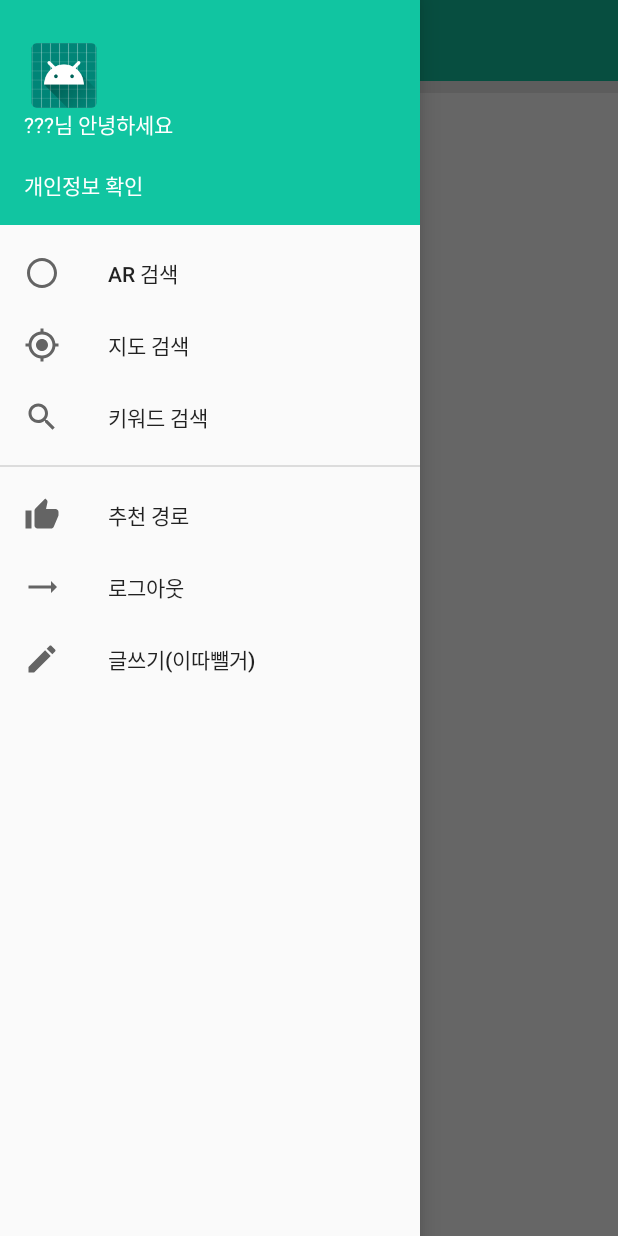
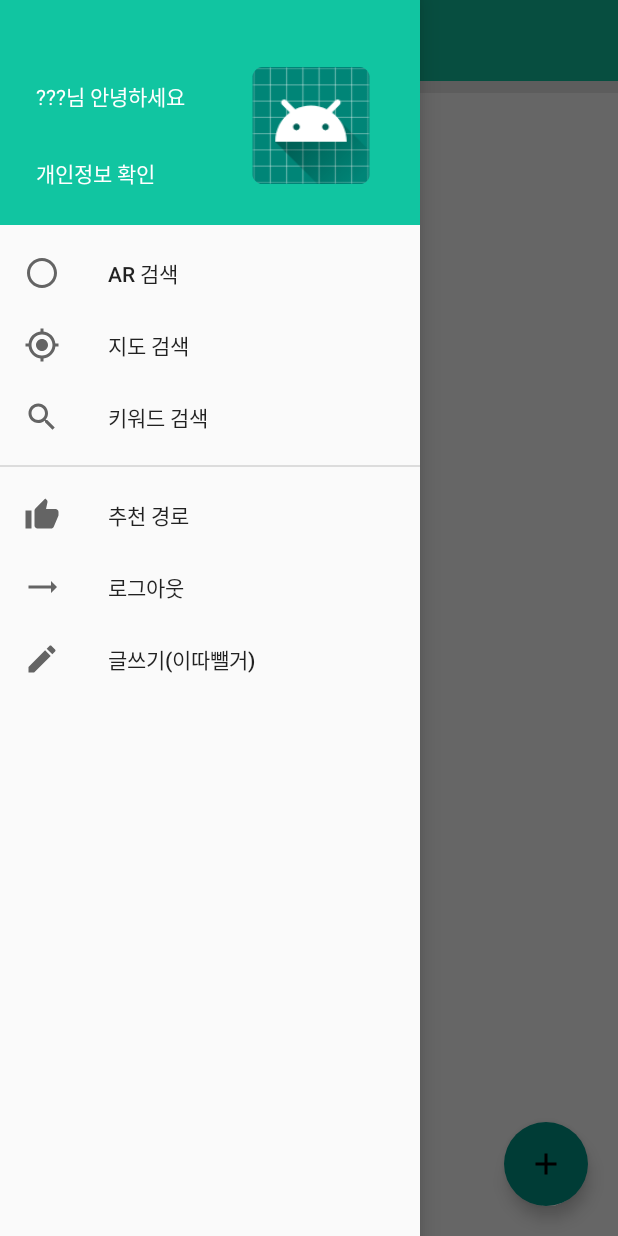
Before and after one commit to kkw01234/ARea, an Android app: the HomeActivity screen opened directly, with no data from a screen before it, with the side drawer open, on a phone screen of 412 x 824 dp. Run offline under Robolectric (Android 15) with nearby library versions, the phone set to English and light mode, and no system bars.

Commit message:
0.2.2
1. 네비게이션 바 프로필 사진부분 오른쪽으로 이동
2. 홈화면 아래에 AR과 지도 검색할 수 있는 버튼 생성

```diff
--- a/Android/app/src/main/java/kr/co/area/hashtag/Main/HomeActivity.java
+++ b/Android/app/src/main/java/kr/co/area/hashtag/Main/HomeActivity.java
@@ -28,18 +28,26 @@ import kr.co.area.hashtag.Write.WriteActivity;
 import kr.co.area.hashtag.ar.ARActivity;
 import kr.co.area.hashtag.asyncTask.LogoutTask;
 
+import android.view.animation.Animation;
+import android.view.animation.AnimationUtils;
+import android.support.design.widget.FloatingActionButton;
+import android.widget.Toast;
+
 public class HomeActivity extends AppCompatActivity
-        implements NavigationView.OnNavigationItemSelectedListener {
+        implements NavigationView.OnNavigationItemSelectedListener, View.OnClickListener {
     private Activity activity;
     private Toolbar toolbar;
     private DrawerLayout drawer;
     private NavigationView navigationView;
     private View headerView;
-    private TextView userHi,userEmail;
+    private TextView userHi, userEmail;
     private TextView goMyPage;
     private ImageView profile;
     private final long FINISH_INTERVAL_TIME = 2000;
     private long backPressedTime = 0;
+    private Animation fab_open, fab_close;
+    private Boolean isFabOpen = false;
+    private FloatingActionButton fab, map_button, AR_button;
 
     @Override
     protected void onCreate(Bundle savedInstanceState) {
@@ -58,17 +66,17 @@ public class HomeActivity extends AppCompatActivity
         toggle.syncState();
         navigationView.setNavigationItemSelectedListener(this);
         SharedPreferences user = getSharedPreferences("userInfo", Activity.MODE_PRIVATE);
-        SharedPreferences pref1 = getSharedPreferences("image",MODE_PRIVATE);
-        String image = pref1.getString("imagestrings","");
+        SharedPreferences pref1 = getSharedPreferences("image", MODE_PRIVATE);
+        String image = pref1.getString("imagestrings", "");
         Bitmap bitmap = StringToBitMap(image);
 
         headerView = navigationView.getHeaderView(0);
         userHi = headerView.findViewById(R.id.userHi);
         userEmail = headerView.findViewById(R.id.useremail);
         userHi.setText(user.getString("userName", "???") + "님 안녕하세요");
-        userEmail.setText(user.getString("userEmail",""));
+        userEmail.setText(user.getString("userEmail", ""));
 
-        if(!(image.equals(""))) {
+        if (!(image.equals(""))) {
             profile = headerView.findViewById(R.id.profilView);
             profile.setImageBitmap(bitmap);
         }
@@ -77,6 +85,18 @@ public class HomeActivity extends AppCompatActivity
             startActivity(new Intent(HomeActivity.this, Mypage.class));
             finish();
         });
+
+
+        fab_open = AnimationUtils.loadAnimation(getApplicationContext(), R.anim.fab_open);
+        fab_close = AnimationUtils.loadAnimation(getApplicationContext(), R.anim.fab_close);
+
+        fab = (FloatingActionButton)findViewById(R.id.fab);
+        map_button = (FloatingActionButton)findViewById(R.id.map_Button);
+        AR_button = (FloatingActionButton)findViewById(R.id.AR_Button);
+
+        fab.setOnClickListener(this);
+        map_button.setOnClickListener(this);
+        AR_button.setOnClickListener(this);
     }
 
     @Override
@@ -90,8 +110,7 @@ public class HomeActivity extends AppCompatActivity
             if (0 <= intervalTime && FINISH_INTERVAL_TIME >= intervalTime) {
                 logout();
                 finishAndRemoveTask();
-            }
-            else {
+            } else {
                 backPressedTime = tempTime;
             }
         }
@@ -147,4 +166,42 @@ public class HomeActivity extends AppCompatActivity
             e.printStackTrace();
         }
     }
+
+    @Override
+    public void onClick(View v) {
+        int id = v.getId();
+        switch (id) {
+            case R.id.fab:
+                anim();
+                //Toast.makeText(this, "Floating Action Button", Toast.LENGTH_SHORT).show();
+                break;
+            case R.id.map_Button:
+                anim();
+                startActivity(new Intent(this, GoogleMapsActivity.class));
+                finish();
+                break;
+            case R.id.AR_Button:
+                anim();
+                startActivity(new Intent(this, ARActivity.class));
+                finish();
+                break;
+        }
+    }
+    public void anim() {
+
+        if (isFabOpen) {
+            map_button.startAnimation(fab_close);
+            AR_button.startAnimation(fab_close);
+            map_button.setClickable(false);
+            AR_button.setClickable(false);
+            isFabOpen = false;
+        }
+        else {
+            map_button.startAnimation(fab_open);
+            AR_button.startAnimation(fab_open);
+            map_button.setClickable(true);
+            AR_button.setClickable(true);
+            isFabOpen = true;
+        }
+    }
 }
--- /dev/null
+++ b/Android/app/src/main/res/anim/fab_open.xml
@@ -0,0 +1,21 @@
+<?xml version="1.0" encoding="utf-8"?>
+<set xmlns:android="http://schemas.android.com/apk/res/android"
+    android:fillAfter="true">
+
+    <scale
+        android:duration="300"
+        android:fromXScale="0.0"
+        android:fromYScale="0.0"
+        android:interpolator="@android:anim/linear_interpolator"
+        android:pivotX="50%"
+        android:pivotY="50%"
+        android:toXScale="0.8"
+        android:toYScale="0.8" />
+
+    <alpha
+        android:duration="300"
+        android:fromAlpha="0.0"
+        android:interpolator="@android:anim/accelerate_interpolator"
+        android:toAlpha="1.0" />
+
+</set>
--- /dev/null
+++ b/Android/app/src/main/res/drawable/ic_add_black_24dp.xml
@@ -0,0 +1,9 @@
+<vector xmlns:android="http://schemas.android.com/apk/res/android"
+        android:width="24dp"
+        android:height="24dp"
+        android:viewportWidth="24.0"
+        android:viewportHeight="24.0">
+    <path
+        android:fillColor="#FF000000"
+        android:pathData="M19,13h-6v6h-2v-6H5v-2h6V5h2v6h6v2z"/>
+</vector>
--- /dev/null
+++ b/Android/app/src/main/res/drawable/ic_location_on_black_24dp.xml
@@ -0,0 +1,9 @@
+<vector xmlns:android="http://schemas.android.com/apk/res/android"
+        android:width="24dp"
+        android:height="24dp"
+        android:viewportWidth="24.0"
+        android:viewportHeight="24.0">
+    <path
+        android:fillColor="#FF000000"
+        android:pathData="M12,2C8.13,2 5,5.13 5,9c0,5.25 7,13 7,13s7,-7.75 7,-13c0,-3.87 -3.13,-7 -7,-7zM12,11.5c-1.38,0 -2.5,-1.12 -2.5,-2.5s1.12,-2.5 2.5,-2.5 2.5,1.12 2.5,2.5 -1.12,2.5 -2.5,2.5z"/>
+</vector>
--- a/Android/app/src/main/res/layout/activity_home.xml
+++ b/Android/app/src/main/res/layout/activity_home.xml
@@ -49,6 +49,48 @@
             android:layout_marginTop="-2dp"
             android:background="@color/colorPrimaryDark" />
 
+        <android.support.design.widget.FloatingActionButton
+            android:id="@+id/fab"
+            android:layout_width="wrap_content"
+            android:layout_height="wrap_content"
+            android:layout_alignParentBottom="true"
+            android:layout_alignParentRight="true"
+            android:layout_marginBottom="20dp"
+            android:layout_marginRight="20dp"
+            android:backgroundTint="#009688"
+            android:src="@drawable/ic_add_black_24dp"
+            app:borderWidth="0dp"
+            app:fabSize="normal"/>
+
+        <android.support.design.widget.FloatingActionButton
+            android:id="@+id/map_Button"
+            android:layout_width="wrap_content"
+            android:layout_height="wrap_content"
+            android:layout_above="@+id/fab"
+            android:layout_alignParentRight="true"
+            android:layout_marginBottom="15dp"
+            android:layout_marginRight="20dp"
+            android:backgroundTint="#ffffff"
+            android:src="@drawable/ic_location_on_black_24dp"
+            android:visibility="invisible"
+            app:borderWidth="0dp"
+            app:fabSize="normal"/>
+
+
+        <android.support.design.widget.FloatingActionButton
+            android:id="@+id/AR_Button"
+            android:layout_width="wrap_content"
+            android:layout_height="wrap_content"
+            android:layout_above="@+id/map_Button"
+            android:layout_alignParentRight="true"
+            android:layout_marginBottom="15dp"
+            android:layout_marginRight="20dp"
+            android:backgroundTint="#ffffff"
+            android:src="@drawable/ic_ai_button_unchecked_black_24dp"
+            android:visibility="invisible"
+            app:borderWidth="0dp"
+            app:fabSize="normal"/>
+
     </RelativeLayout>
 
     <!--navigation drawer-->
--- a/Android/app/src/main/res/layout/nav_header.xml
+++ b/Android/app/src/main/res/layout/nav_header.xml
@@ -1,6 +1,7 @@
 <?xml version="1.0" encoding="utf-8"?>
-<LinearLayout xmlns:android="http://schemas.android.com/apk/res/android"
+<android.support.constraint.ConstraintLayout xmlns:android="http://schemas.android.com/apk/res/android"
     xmlns:app="http://schemas.android.com/apk/res-auto"
+    xmlns:tools="http://schemas.android.com/tools"
     android:orientation="vertical"
     android:layout_width="match_parent"
     android:layout_height="150dp"
@@ -11,30 +12,71 @@
 
     <ImageView
         android:id="@+id/profilView"
-        android:layout_width="53dp"
-        android:layout_height="43dp"
+        android:layout_width="97dp"
+        android:layout_height="78dp"
+        android:layout_marginStart="8dp"
+        android:layout_marginTop="8dp"
+        android:layout_marginEnd="8dp"
+        android:layout_marginBottom="8dp"
+        app:layout_constraintBottom_toBottomOf="parent"
+        app:layout_constraintEnd_toEndOf="parent"
+        app:layout_constraintHorizontal_bias="1.0"
+        app:layout_constraintStart_toStartOf="parent"
+        app:layout_constraintTop_toTopOf="parent"
+        app:layout_constraintVertical_bias="0.857"
         app:srcCompat="@mipmap/ic_launcher_round" />
 
     <TextView
         android:id="@+id/userHi"
-        android:layout_width="match_parent"
-        android:layout_height="wrap_content"
+        android:layout_width="256dp"
+        android:layout_height="29dp"
+        android:layout_marginStart="8dp"
+        android:layout_marginTop="8dp"
+        android:layout_marginEnd="8dp"
+        android:layout_marginBottom="8dp"
         android:text=""
-        android:textAppearance="@style/TextAppearance.AppCompat.Body1" />
+        android:textAppearance="@style/TextAppearance.AppCompat.Body1"
+        app:layout_constraintBottom_toBottomOf="parent"
+        app:layout_constraintEnd_toEndOf="parent"
+        app:layout_constraintHorizontal_bias="0.0"
+        app:layout_constraintStart_toStartOf="parent"
+        app:layout_constraintTop_toTopOf="parent"
+        app:layout_constraintVertical_bias="0.4" />
 
     <TextView
         android:id="@+id/useremail"
-        android:layout_width="match_parent"
-        android:layout_height="wrap_content"
+        android:layout_width="243dp"
+        android:layout_height="28dp"
+        android:layout_marginStart="8dp"
+        android:layout_marginTop="8dp"
+        android:layout_marginEnd="8dp"
+        android:layout_marginBottom="8dp"
         android:text=""
-        android:textAppearance="@style/TextAppearance.AppCompat.Body1" />
+        android:textAppearance="@style/TextAppearance.AppCompat.Body1"
+        app:layout_constraintBottom_toBottomOf="parent"
+        app:layout_constraintEnd_toEndOf="parent"
+        app:layout_constraintHorizontal_bias="0.0"
+        app:layout_constraintStart_toStartOf="parent"
+        app:layout_constraintTop_toTopOf="parent"
+        app:layout_constraintVertical_bias="0.745" />
 
     <TextView
         android:id="@+id/goMyPage"
         android:layout_width="wrap_content"
         android:layout_height="wrap_content"
+        android:layout_marginStart="8dp"
+        android:layout_marginTop="8dp"
+        android:layout_marginEnd="8dp"
+        android:layout_marginBottom="8dp"
         android:text="개인정보 확인"
-        android:textAppearance="@style/TextAppearance.AppCompat.Body1" />
+        android:textAppearance="@style/TextAppearance.AppCompat.Body1"
+        app:layout_constraintBottom_toBottomOf="parent"
+        app:layout_constraintEnd_toEndOf="parent"
+        app:layout_constraintHorizontal_bias="0.0"
+        app:layout_constraintStart_toStartOf="parent"
+        app:layout_constraintTop_toTopOf="parent"
+        app:layout_constraintVertical_bias="1.0"
+        />
 
 
-</LinearLayout>
+</android.support.constraint.ConstraintLayout>
```
Also changed, not shown: Android/app/src/main/res/anim/fab_close.xml (added, +21 -0 lines).
